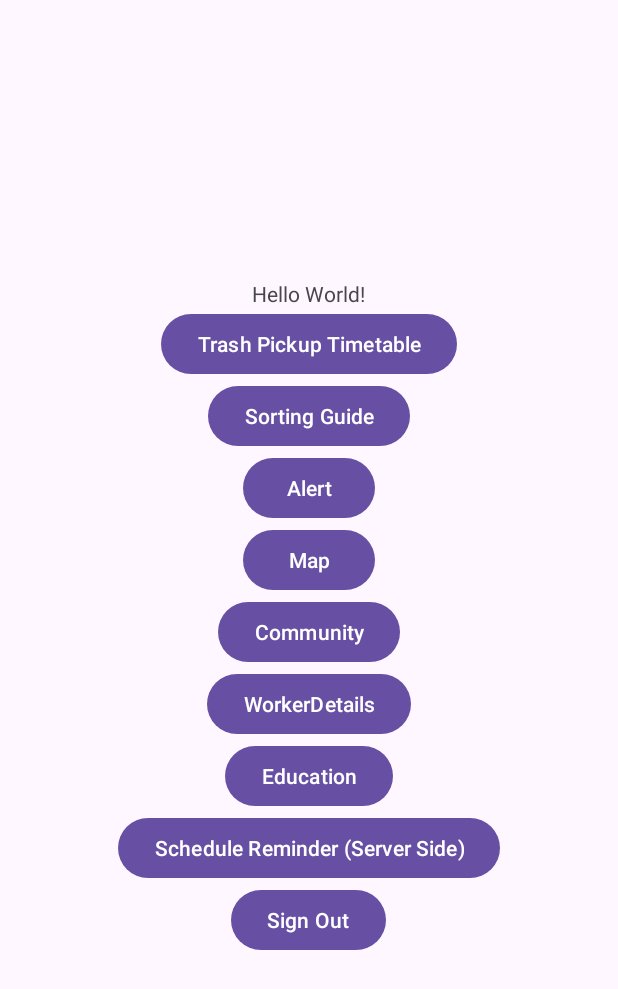
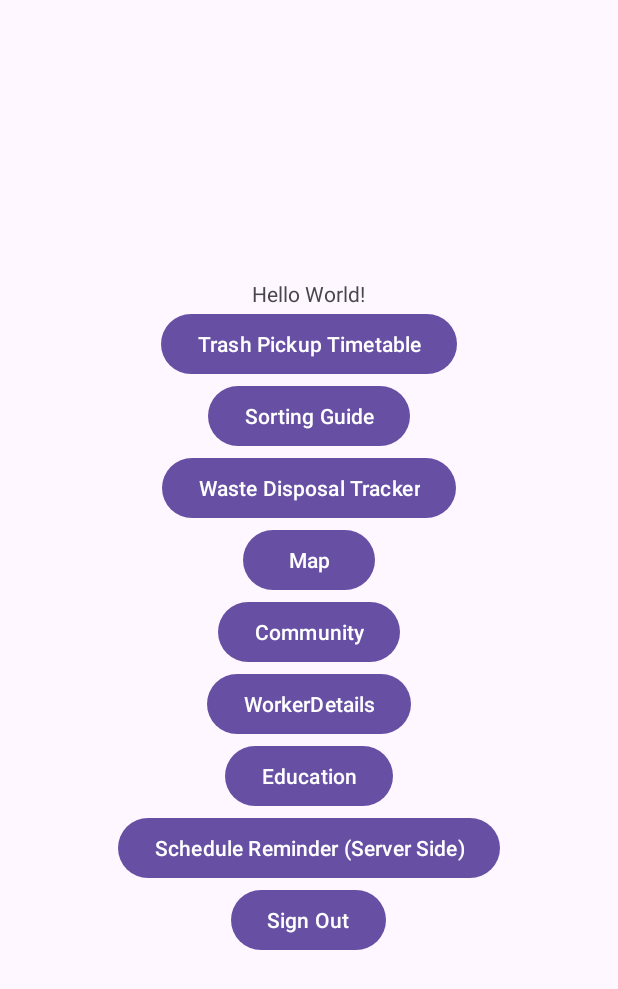
Before and after one commit to adityakamat1575/TrashTrack, an Android app: the screen it shows after launch once a user with an empty profile is signed in (MainActivity), on a phone screen of 412 x 824 dp. Shown: the top 989 px of the screen. Run offline under Robolectric (Android 15) with nearby library versions, the phone set to English and light mode, and no system bars; our stand-ins replace Firebase (no records; nobody signed in at launch, a user with empty details on screens opened directly).

Commit message:
Initial Commit

```diff
--- a/app/src/main/res/layout/activity_main.xml
+++ b/app/src/main/res/layout/activity_main.xml
@@ -33,7 +33,7 @@
         android:id="@+id/Alert"
         android:layout_width="wrap_content"
         android:layout_height="wrap_content"
-        android:text="Alert" />
+        android:text="Waste Disposal Tracker" />
     <Button
         android:id="@+id/Map"
         android:layout_width="wrap_content"
```
